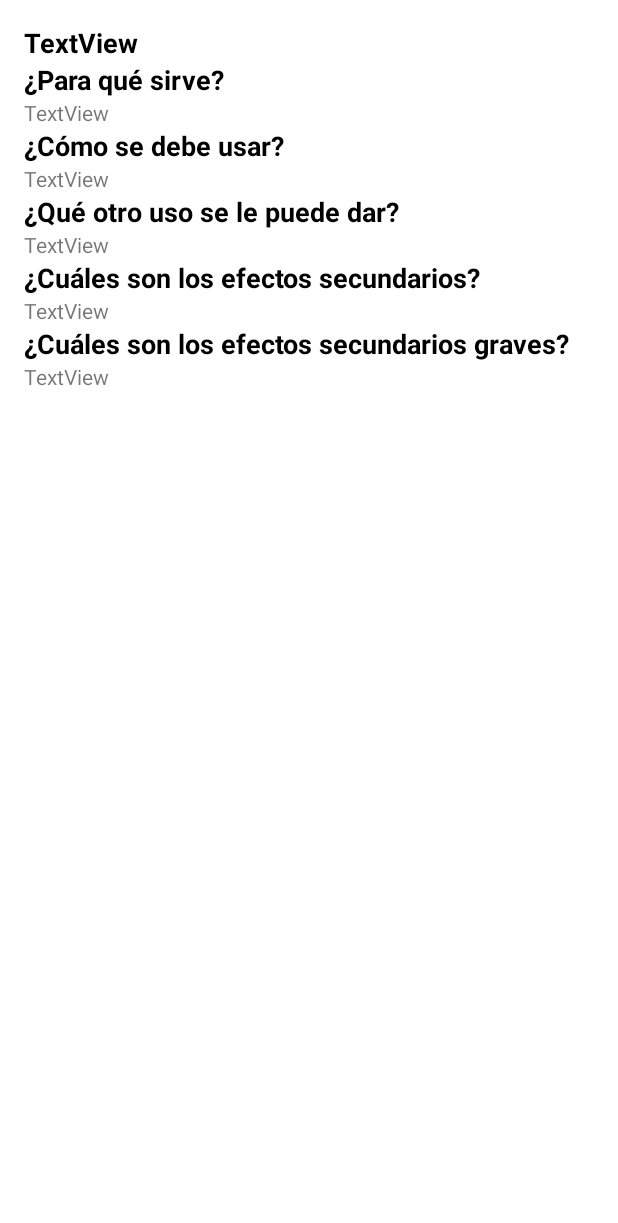
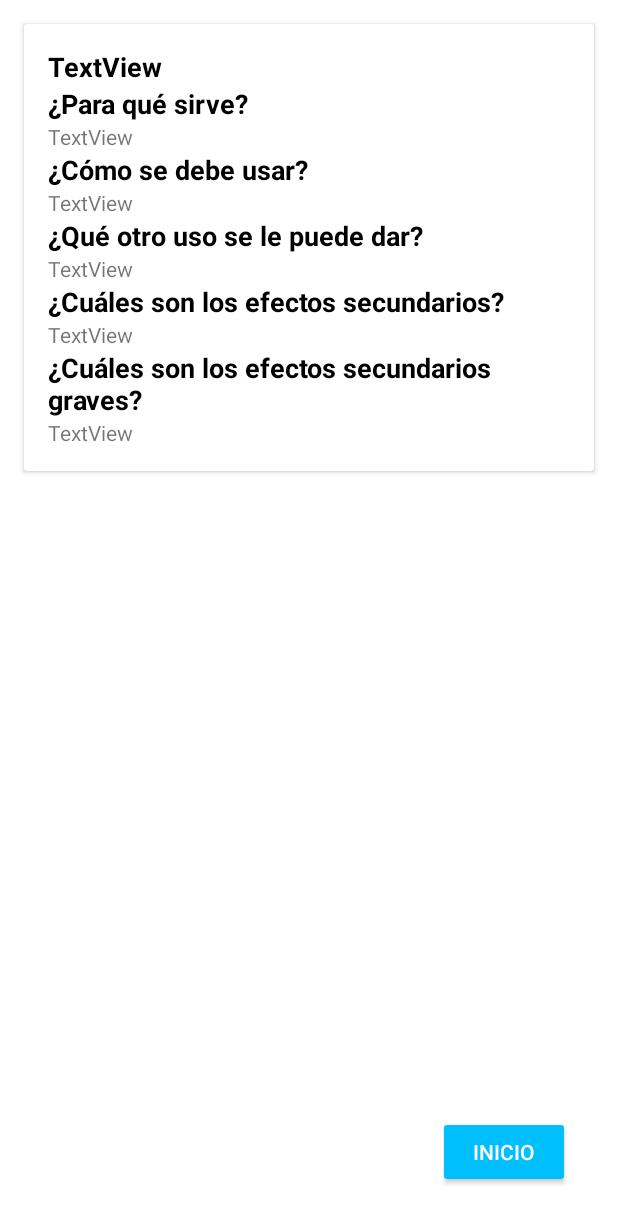
Before and after one commit to Izhar7QR/Proyecto_moviles_farmacia, an Android app: the ver_producto screen opened directly, with no data from a screen before it, on a phone screen of 412 x 824 dp. Shown: the top 1223 px of the screen. Run offline under Robolectric (Android 15) with nearby library versions, the phone set to English and light mode, and no system bars; 6 statements that could not run were skipped.

Commit message:
modificacion diseno

```diff
--- a/app/src/main/java/com/example/proyecto_farmacia/ver_producto.java
+++ b/app/src/main/java/com/example/proyecto_farmacia/ver_producto.java
@@ -2,19 +2,25 @@ package com.example.proyecto_farmacia;
 
 import androidx.appcompat.app.AppCompatActivity;
 
+import android.content.Intent;
 import android.os.Bundle;
+import android.view.View;
+import android.widget.Button;
 import android.widget.TextView;
 
 import java.util.ArrayList;
 
 public class ver_producto extends AppCompatActivity {
     private TextView nombreProducto, SirveP, comoUsar, otroUsos, efectos, efectosGraves;
+    private Button atras;
 
 
     @Override
     protected void onCreate(Bundle savedInstanceState) {
         super.onCreate(savedInstanceState);
         setContentView(R.layout.activity_ver_producto);
+
+        atras = findViewById(R.id.btn_atras);
 
         nombreProducto = findViewById(R.id.tv_nombreT);
         SirveP = findViewById(R.id.tv_paraQueSirve);
@@ -33,4 +39,8 @@ public class ver_producto extends AppCompatActivity {
         efectosGraves.setText(lista.get(5));
 
     }
+    public void atras (View view){
+        Intent intent = new Intent(view.getContext(), MainActivity.class);
+        startActivity(intent);
+    }
 }
--- a/app/src/main/res/layout/activity_ver_producto.xml
+++ b/app/src/main/res/layout/activity_ver_producto.xml
@@ -5,6 +5,14 @@
     android:layout_width="match_parent"
     android:layout_height="match_parent"
     tools:context=".ver_producto">
+
+    <androidx.cardview.widget.CardView
+        android:layout_width="match_parent"
+        android:layout_height="wrap_content"
+        android:layout_marginLeft="16dp"
+        android:layout_marginTop="16dp"
+        android:layout_marginRight="16dp">
+
 
         <ScrollView
             android:layout_width="match_parent"
@@ -113,7 +121,23 @@
                     android:layout_height="wrap_content"
                     android:text="TextView" />
             </LinearLayout>
+
         </ScrollView>
 
+    </androidx.cardview.widget.CardView>
+    <androidx.appcompat.widget.AppCompatButton
+        android:id="@+id/btn_atras"
+        android:layout_width="wrap_content"
+        android:layout_height="wrap_content"
+        android:layout_alignParentEnd="true"
+        android:layout_alignParentBottom="true"
+        android:layout_marginStart="32dp"
+        android:layout_marginBottom="32dp"
+        android:layout_marginEnd="32dp"
+        android:backgroundTint="@color/blue"
+        android:src="@drawable/ic_catalog"
+        android:onClick="atras"
+        android:text="Inicio"
+        android:textColor="@color/white"/>
 
 </RelativeLayout>
```
Also changed, not shown: app/src/main/res/layout/item_productos.xml (+15 -4 lines). Lines whose indentation alone changed are shown as unchanged.
